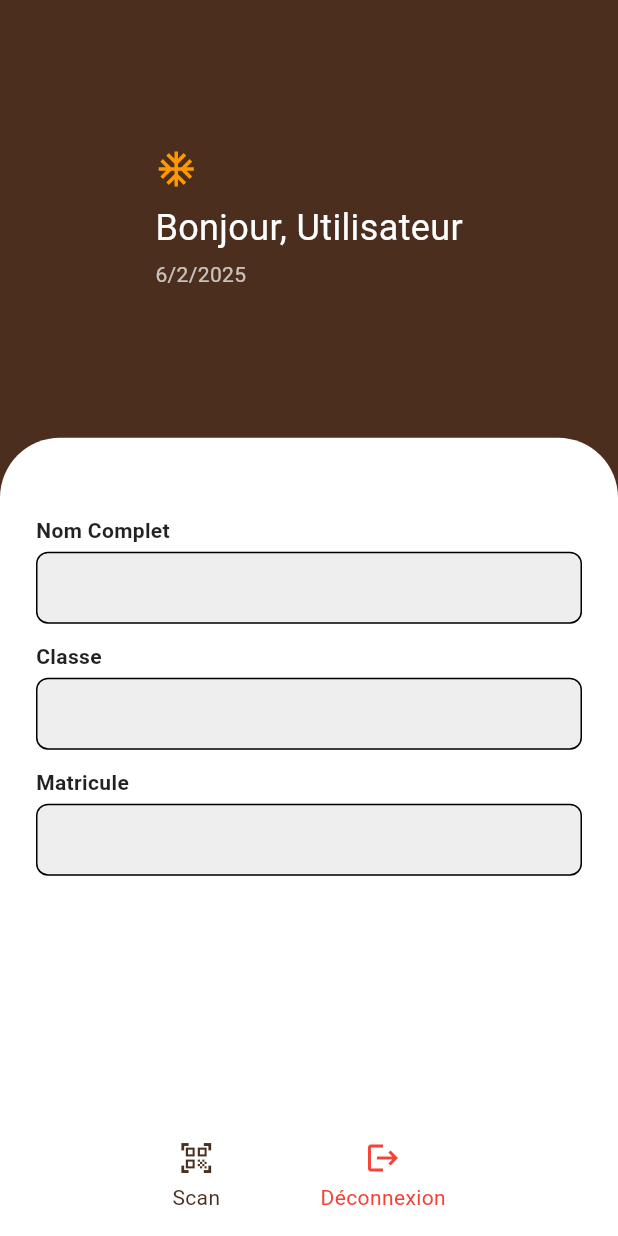
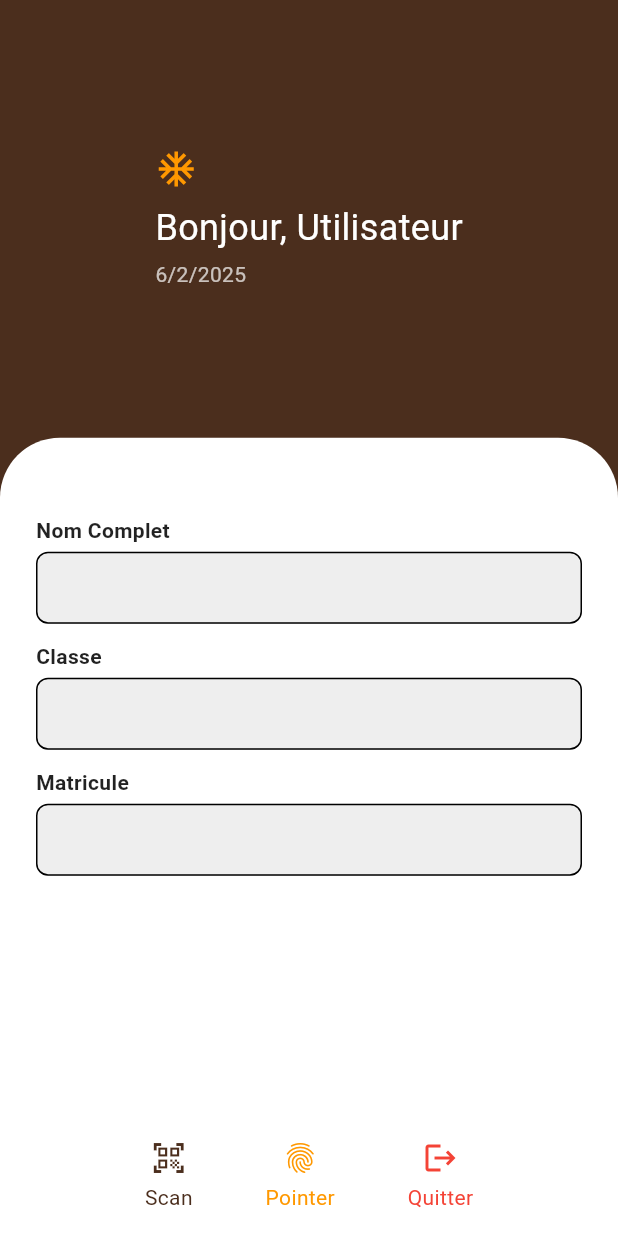
Before and after one commit to SouleymaneFall2004/frontend_flutter, a Flutter app: the DetailEtudiantView screen opened directly with empty values, on a phone screen of 412 x 824 dp. Run offline on Flutter 3.47's test engine with Material 3 defaults, Android fonts, the phone set to English and light mode, and no system bars; our stand-ins replace file_picker, firebase_core, firebase_storage, get, hive, hive_flutter and 2 more; missing offline and left inert: qr_code_scanner; accounts and stored records are empty.

Commit message:
Mises à jour.

```diff
--- a/lib/app/global/user_controller.dart
+++ b/lib/app/global/user_controller.dart
@@ -6,7 +6,6 @@ class UserController extends GetxController {
   void setUser(Map<String, dynamic> userData) {
     user.value = userData;
   }
-
   void clearUser() {
     user.value = null;
   }
--- a/lib/app/modules/detail_etudiant/views/detail_etudiant_view.dart
+++ b/lib/app/modules/detail_etudiant/views/detail_etudiant_view.dart
@@ -95,6 +95,19 @@ class DetailEtudiantView extends GetView<DetailEtudiantController> {
               ),
               GestureDetector(
                 onTap: () {
+                  // Action à définir
+                },
+                child: Column(
+                  mainAxisSize: MainAxisSize.min,
+                  children: const [
+                    Icon(Icons.fingerprint, color: Colors.orange),
+                    SizedBox(height: 4),
+                    Text("Pointer", style: TextStyle(color: Colors.orange)),
+                  ],
+                ),
+              ),
+              GestureDetector(
+                onTap: () {
                   Get.offAllNamed(Routes.CONNEXION);
                 },
                 child: Column(
@@ -102,7 +115,7 @@ class DetailEtudiantView extends GetView<DetailEtudiantController> {
                   children: const [
                     Icon(Icons.logout, color: Colors.red),
                     SizedBox(height: 4),
-                    Text("Déconnexion", style: TextStyle(color: Colors.red)),
+                    Text("Quitter", style: TextStyle(color: Colors.red)),
                   ],
                 ),
               ),
--- a/pubspec.yaml
+++ b/pubspec.yaml
@@ -113,4 +113,4 @@ flutter_native_splash:
   image: assets/logo.jpg
   android: true
   ios: true
-  fullscreen:  true
+  fullscreen: true
```
Also changed, not shown: lib/app/modules/pointage/views/pointage_view.dart (+21 -12 lines).
